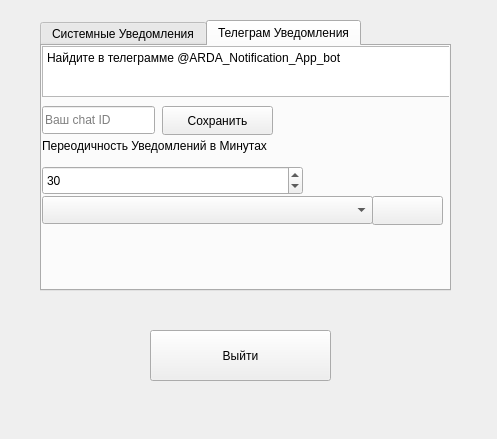
First picture: the form in NotificationCORE/notificationmanager.ui, repository Gerakl1123/ARDA_Stud_Manager, before the edit.
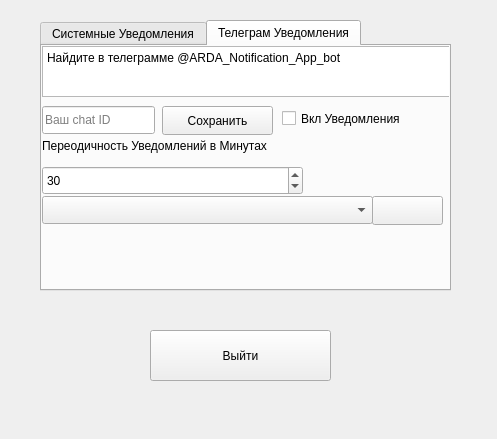
Second picture: the form after the edit. The open tabs and pages were chosen to show the change. Icons and pictures are not drawn.

What changed in the file:
```diff
--- a/NotificationCORE/notificationmanager.ui
+++ b/NotificationCORE/notificationmanager.ui
@@ -215,6 +215,19 @@
          <string/>
         </property>
        </widget>
+       <widget class="QCheckBox" name="checkBoxEnableNotification">
+        <property name="geometry">
+         <rect>
+          <x>240</x>
+          <y>60</y>
+          <width>161</width>
+          <height>25</height>
+         </rect>
+        </property>
+        <property name="text">
+         <string>Вкл Уведомления</string>
+        </property>
+       </widget>
       </widget>
      </widget>
     </item>
```
Left out of the diff: 2 changed lines with no effect on the pictures.
